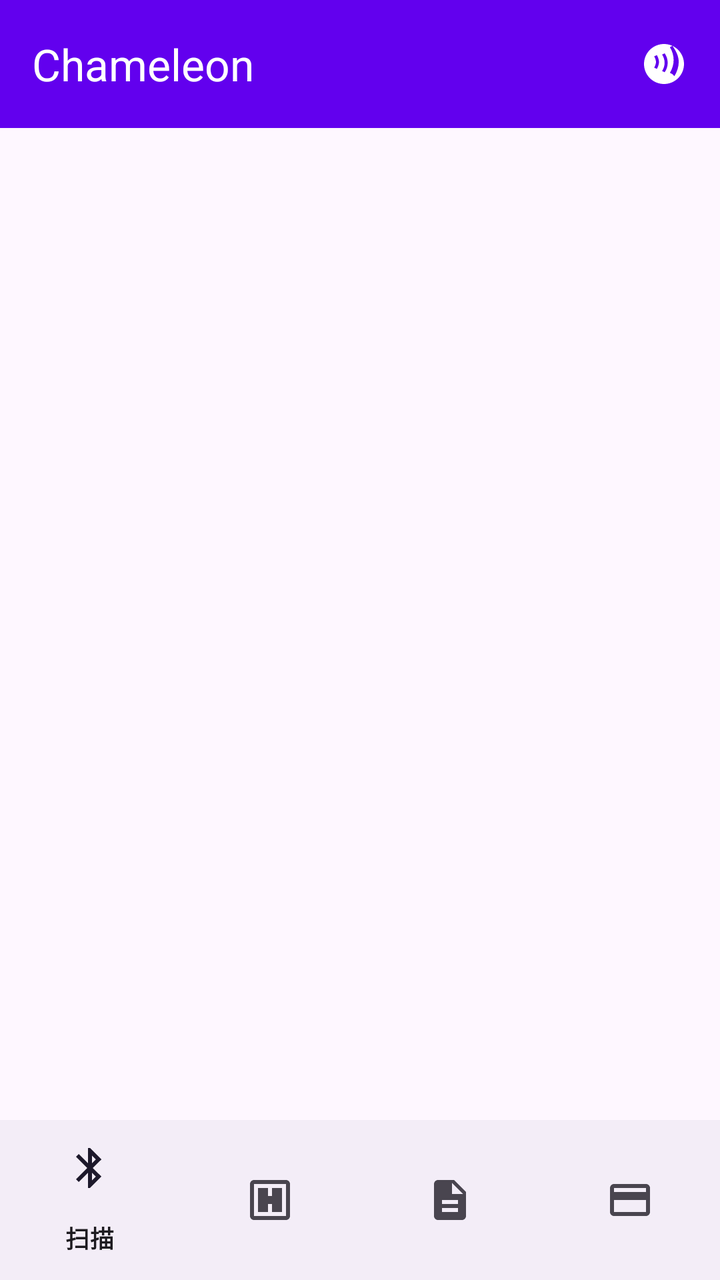
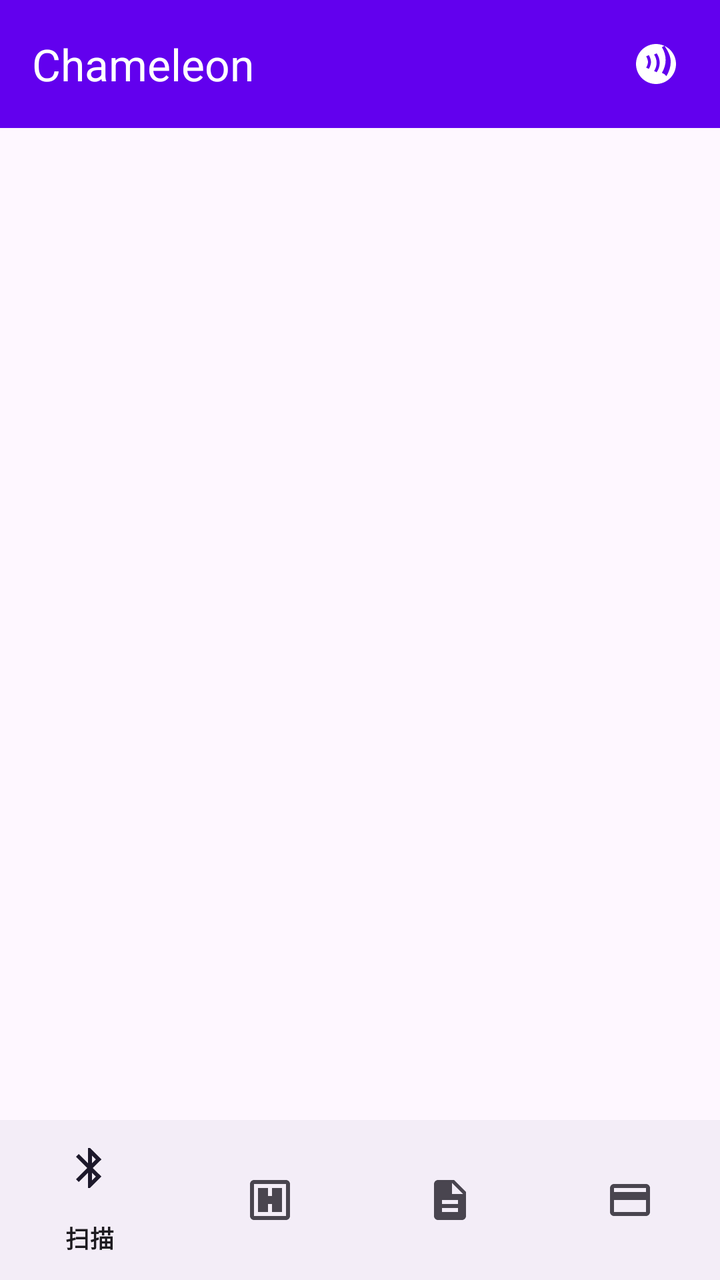

Two renders of the same Android screen: before a commit and after it. Below are the layout's source before the change and the commit's diff.
<!-- AndroidManifest.xml: application theme Theme.Chameleon -->
<!-- res/layout/activity_main.xml -->
<?xml version="1.0" encoding="utf-8"?>
<LinearLayout xmlns:android="http://schemas.android.com/apk/res/android"
    xmlns:app="http://schemas.android.com/apk/res-auto"
    xmlns:tools="http://schemas.android.com/tools"
    android:layout_width="match_parent"
    android:layout_height="match_parent"
    android:fitsSystemWindows="true"
    android:orientation="vertical"
    tools:context=".MainActivity">

    
    <com.google.android.material.appbar.AppBarLayout
        android:layout_width="match_parent"
        android:layout_height="wrap_content">

        <com.google.android.material.appbar.MaterialToolbar
            android:id="@+id/toolbar"
            android:layout_width="match_parent"
            android:layout_height="?attr/actionBarSize"
            android:background="?attr/colorPrimary"
            app:navigationIcon="@null"
            app:title="@string/app_name"
            app:titleTextColor="?attr/colorOnPrimary">

            <ImageView
                android:id="@+id/imageModeIcon"
                android:layout_width="wrap_content"
                android:layout_height="wrap_content"
                android:layout_gravity="end|center_vertical"
                android:layout_marginEnd="16dp"
                android:contentDescription="@string/mode_reader"
                android:src="@drawable/ic_mode_reader"
                app:tint="?attr/colorOnPrimary"
                tools:visibility="visible" />
        </com.google.android.material.appbar.MaterialToolbar>
    </com.google.android.material.appbar.AppBarLayout>

    
    <FrameLayout
        android:id="@+id/fragmentContainer"
        android:layout_width="match_parent"
        android:layout_height="0dp"
        android:layout_weight="1" />

    <com.google.android.material.bottomnavigation.BottomNavigationView
        android:id="@+id/bottomNav"
        android:layout_width="match_parent"
        android:layout_height="wrap_content"
        app:menu="@menu/bottom_nav" />

</LinearLayout>
<!-- resources referenced by this layout -->
<resources>
  <!-- drawable ic_mode_reader (drawable) -->
  <?xml version="1.0" encoding="utf-8"?>
  <vector xmlns:android="http://schemas.android.com/apk/res/android"
      android:width="24dp"
      android:height="24dp"
      android:viewportWidth="24"
      android:viewportHeight="24">
      <path
          android:fillColor="#FFFFFFFF"
          android:pathData="M12,2C6.48,2 2,6.48 2,12s4.48,10 10,10 10,-4.48 10,-10S17.52,2 12,2zM8.46,14.45l-1.36,-0.62C7.68,12.79 8,11.71 8,11s-0.32,-1.79 -0.9,-2.83l1.36,-0.62C9.1,8.78 9.5,9.94 9.5,11s-0.4,2.22 -1.04,3.45zM12.35,16.13l-1.3,-0.61c0.81,-1.28 1.25,-2.7 1.25,-4.13 0,-1.42 -0.44,-2.84 -1.25,-4.12l1.3,-0.61c0.98,1.48 1.5,3.08 1.5,4.73 0,1.66 -0.52,3.26 -1.5,4.73zM16.22,17.08l-1.27,-0.63c1.21,-2.05 1.87,-4.27 1.87,-6.45s-0.66,-4.4 -1.87,-6.45l1.27,-0.63C18.6,6.23 19.35,8.68 19.35,11s-0.75,4.77 -2.13,7.08z" />
  </vector>
  <string name="app_name">Chameleon</string>
  <string name="mode_reader">读卡器模式</string>
  <style name="Theme.Chameleon" parent="Theme.Material3.DayNight.NoActionBar">
          
          <item name="colorPrimary">@color/purple_500</item>
          <item name="colorOnPrimary">@color/white</item>
          
          <item name="colorSecondary">@color/teal_200</item>
          <item name="colorOnSecondary">@color/black</item>
          
          <item name="android:statusBarColor">@color/purple_700</item>
      </style>
  <color name="purple_500">#FF6200EE</color>
  <color name="white">#FFFFFFFF</color>
  <color name="teal_200">#FF03DAC5</color>
  <color name="black">#FF000000</color>
  <color name="purple_700">#FF3700B3</color>
</resources>

<!-- the commit's change to res/layout/activity_main.xml (unified diff, before → after) -->
@@ -22,13 +22,18 @@
             app:title="@string/app_name"
             app:titleTextColor="?attr/colorOnPrimary">
 
+            
             <ImageView
                 android:id="@+id/imageModeIcon"
                 android:layout_width="wrap_content"
                 android:layout_height="wrap_content"
                 android:layout_gravity="end|center_vertical"
                 android:layout_marginEnd="16dp"
+                android:background="?attr/selectableItemBackgroundBorderless"
+                android:clickable="true"
                 android:contentDescription="@string/mode_reader"
+                android:focusable="true"
+                android:padding="4dp"
                 android:src="@drawable/ic_mode_reader"
                 app:tint="?attr/colorOnPrimary"
                 tools:visibility="visible" />
